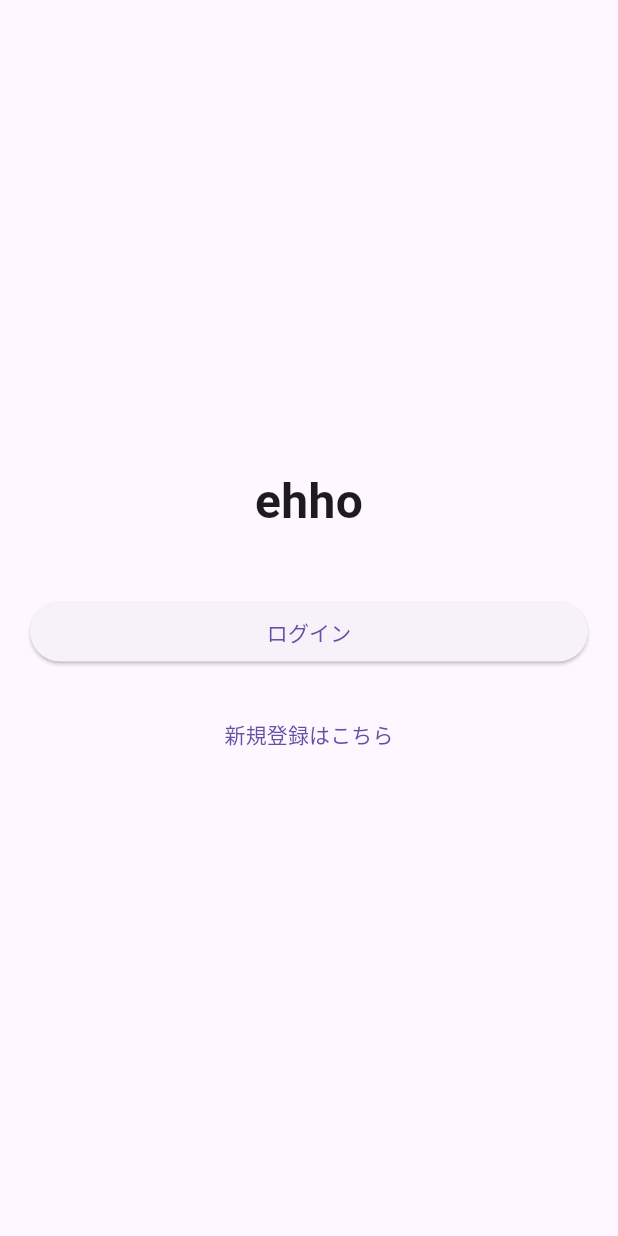
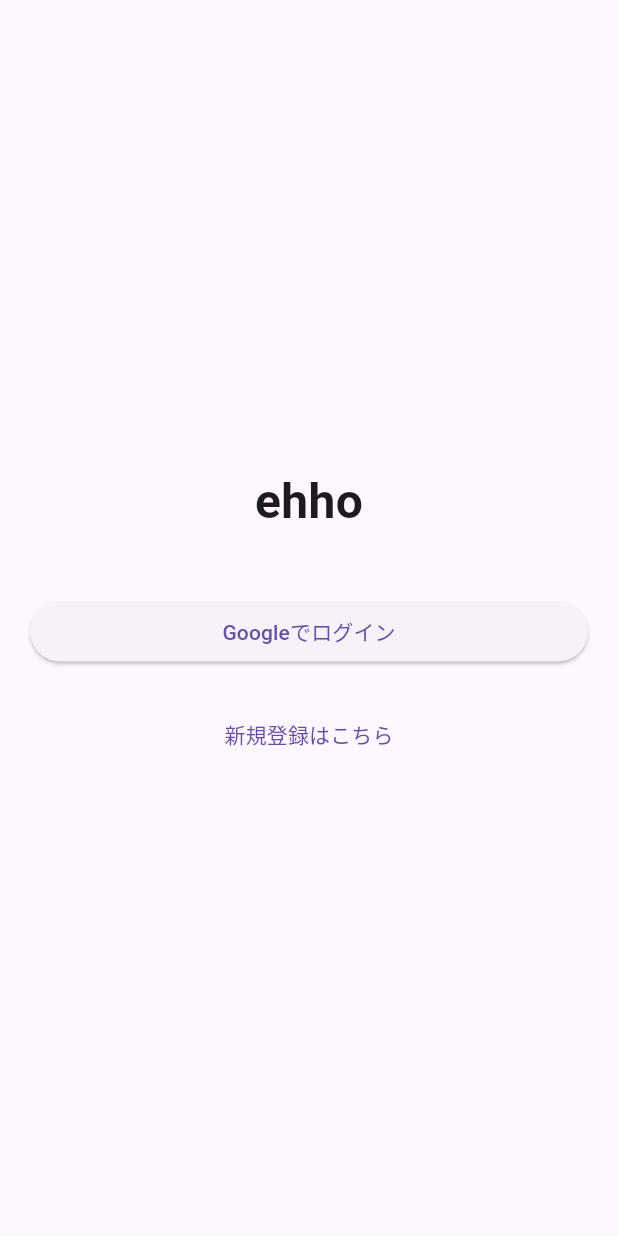
Before and after one commit to watagassa/ehho, a Flutter app: the screen it shows after launch, on a phone screen of 412 x 824 dp. Run offline on Flutter 3.47's test engine with Material 3 defaults, Android fonts, the phone set to English and light mode, and no system bars; our stand-ins replace flutter_dotenv, flutter_riverpod, go_router, google_sign_in, supabase_flutter; accounts and stored records are empty.

Commit message:
update: ログインボタンの文言変更

```diff
--- a/lib/presentation/screens/auth/login_screen.dart
+++ b/lib/presentation/screens/auth/login_screen.dart
@@ -37,7 +37,7 @@ class LoginScreen extends ConsumerWidget {
                       context.go("/home");
                     }
                   },
-                  child: const Text("ログイン"),
+                  child: const Text("Googleでログイン"),
                 ),
               ),
               const SizedBox(height: 20),
```
